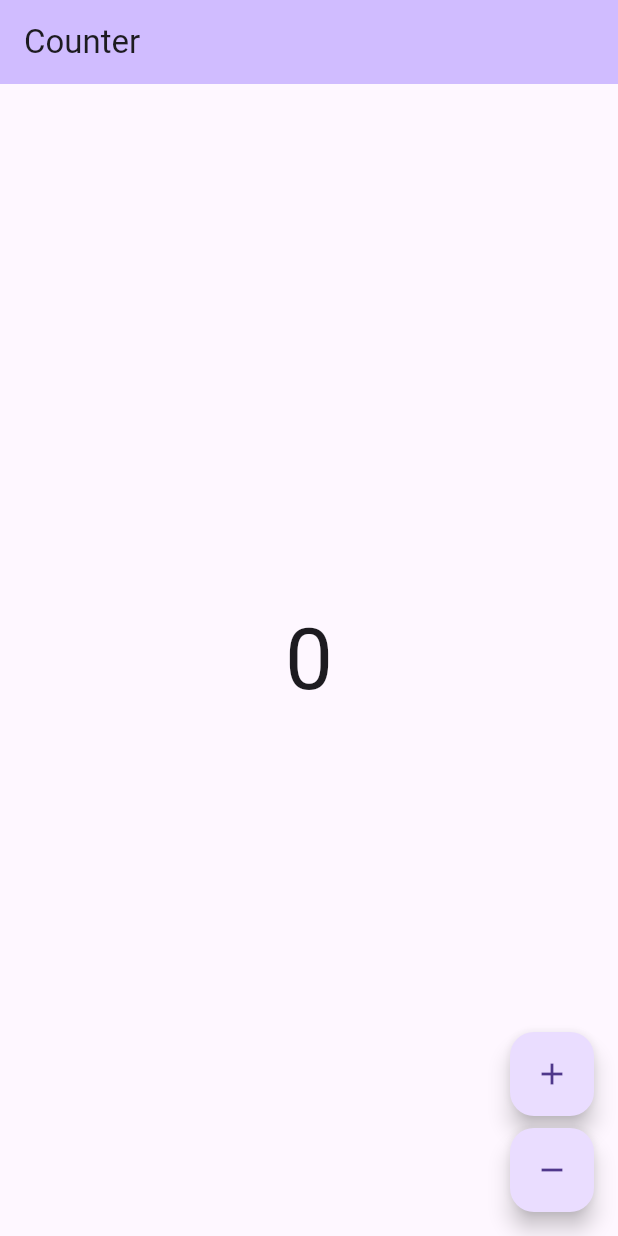
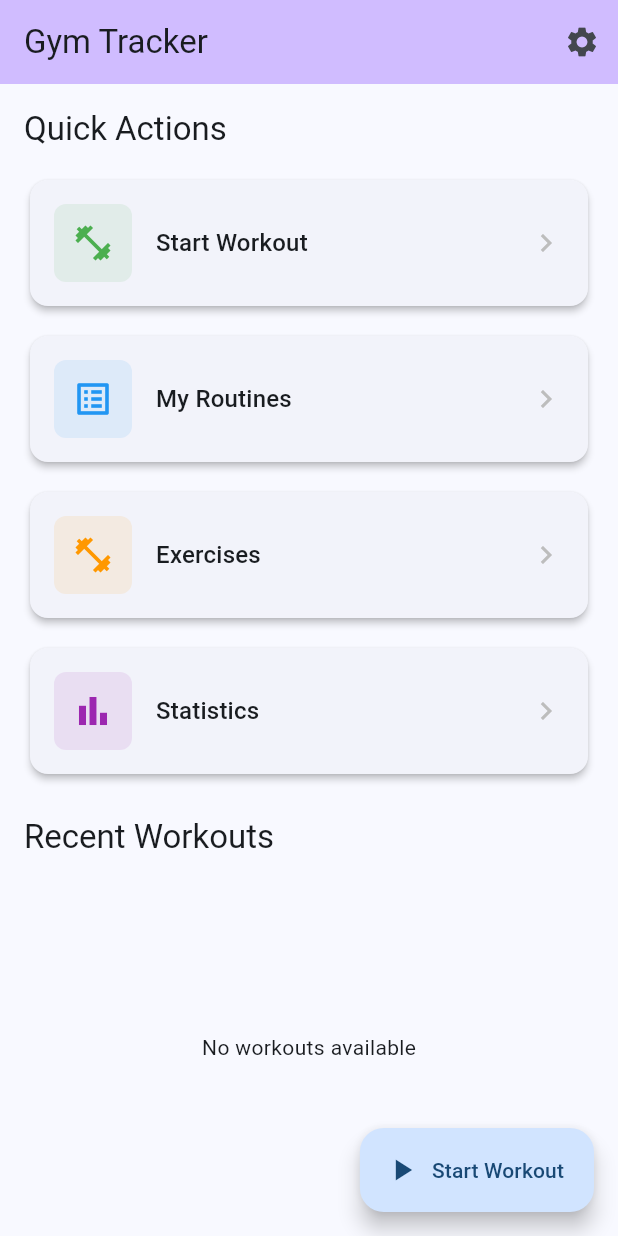
Before and after one commit to juancjr99/gym_tracker, a Flutter app: the screen it shows after launch, on a phone screen of 412 x 824 dp. Run offline on Flutter 3.47's test engine with Material 3 defaults, Android fonts, the phone set to English and light mode, and no system bars; our stand-ins replace bloc, equatable, floor, flutter_bloc, get_it, go_router and 2 more; accounts and stored records are empty; generated files the repository leaves out were written again.

Commit message:
Implement GoRouter navigation, add pages, and fix DI bootstrap initialization Implemented app navigation with GoRouter and integrated it into MaterialApp.router. Added central route definitions and parameter constants for type-safe routing. Created main router configuration (app_router.dart) with 9 routes: / (HomePage) /routines (RoutinesListPage) /routines/:id (RoutineDetailPage) /routines/create (CreateRoutinePage) /routines/:id/edit (Edit/CreateRoutinePage in edit mode) /workout/start/:routineId (StartWorkoutPage) /exercises (ExercisesPage) /settings (SettingsPage) /statistics (StatisticsPage) Added parameter names constants in route_params.dart and centralized route paths in app_routes.dart. Integrated GoRouter with a global navigator key and a custom error page (404). Converted app entry to use MaterialApp.router(routerConfig: AppRouter.router, ...) in app.dart. Implemented two functional presentation pages: HomePage (home_page.dart) — quick actions and recent workouts list wired to WorkoutBloc. RoutinesListPage (routines_list_page.dart) — routines list with CRUD actions, modal options, and integration with RoutineBloc. Added 6 placeholder pages to complete the navigation graph: RoutineDetailPage, CreateRoutinePage, StartWorkoutPage, ExercisesPage, SettingsPage, StatisticsPage (under lib/presentation/pages/...). Created barrel exports for pages and routes: pages.dart routes.dart Fixed DI/bootstrap initialization bug: Added WidgetsFlutterBinding.ensureInitialized() to bootstrap() in bootstrap.dart to ensure platform bindings are ready before configuring dependencies (prevents Floor/sqflite runtime error). Updated presentation exports to include pages: presentation.dart. Added comprehensive navigation documentation: navigation.md. Why:
Move from single-page setup to a declarative, testable navigation structure using GoRouter.
Keep routing paths and parameter names centralized to make navigation refactors safer and clearer.
Prevent runtime crash by initializing Flutter bindings before triggering DI code that accesses platform channels (e.g., creating the Floor database).
Files added/modified (high level):

Added: app_router.dart, app_routes.dart, route_params.dart, routes.dart
Modified: app.dart, presentation.dart, bootstrap.dart
Added pages: home_page.dart, routines_list_page.dart, routine_detail_page.dart, create_routine_page.dart, start_workout_page.dart, exercises_page.dart, settings_page.dart, statistics_page.dart, pages.dart
Docs: navigation.md

```diff
--- /dev/null
+++ b/lib/app/routes/app_router.dart
@@ -0,0 +1,118 @@
+import 'package:flutter/material.dart';
+import 'package:go_router/go_router.dart';
+import 'package:gym_tracker/app/routes/app_routes.dart';
+import 'package:gym_tracker/app/routes/route_params.dart';
+import 'package:gym_tracker/presentation/pages/exercises/exercises_page.dart';
+import 'package:gym_tracker/presentation/pages/home/home_page.dart';
+import 'package:gym_tracker/presentation/pages/routines/create_routine_page.dart';
+import 'package:gym_tracker/presentation/pages/routines/routine_detail_page.dart';
+import 'package:gym_tracker/presentation/pages/routines/routines_list_page.dart';
+import 'package:gym_tracker/presentation/pages/settings/settings_page.dart';
+import 'package:gym_tracker/presentation/pages/statistics/statistics_page.dart';
+import 'package:gym_tracker/presentation/pages/workout/start_workout_page.dart';
+
+/// Configuración del router de la aplicación usando GoRouter
+class AppRouter {
+  AppRouter._();
+
+  /// Clave global para el navegador
+  static final _rootNavigatorKey = GlobalKey<NavigatorState>();
+
+  /// Instancia singleton del router
+  static final GoRouter router = GoRouter(
+    navigatorKey: _rootNavigatorKey,
+    initialLocation: AppRoutes.home,
+    debugLogDiagnostics: true,
+    routes: [
+      // Ruta principal / Home
+      GoRoute(
+        path: AppRoutes.home,
+        name: 'home',
+        builder: (context, state) => const HomePage(),
+      ),
+
+      // Rutas de Rutinas
+      GoRoute(
+        path: AppRoutes.routines,
+        name: 'routines',
+        builder: (context, state) => const RoutinesListPage(),
+      ),
+      GoRoute(
+        path: AppRoutes.createRoutine,
+        name: 'create-routine',
+        builder: (context, state) => const CreateRoutinePage(),
+      ),
+      GoRoute(
+        path: AppRoutes.editRoutine,
+        name: 'edit-routine',
+        builder: (context, state) {
+          final id = state.pathParameters[RouteParams.id];
+          return CreateRoutinePage(routineId: id);
+        },
+      ),
+      GoRoute(
+        path: AppRoutes.routineDetail,
+        name: 'routine-detail',
+        builder: (context, state) {
+          final id = state.pathParameters[RouteParams.id]!;
+          return RoutineDetailPage(routineId: id);
+        },
+      ),
+
+      // Rutas de Entrenamientos
+      GoRoute(
+        path: AppRoutes.startWorkout,
+        name: 'start-workout',
+        builder: (context, state) {
+          final routineId = state.pathParameters[RouteParams.routineId]!;
+          return StartWorkoutPage(routineId: routineId);
+        },
+      ),
+
+      // Rutas de Ejercicios
+      GoRoute(
+        path: AppRoutes.exercises,
+        name: 'exercises',
+        builder: (context, state) => const ExercisesPage(),
+      ),
+
+      // Rutas de Configuración
+      GoRoute(
+        path: AppRoutes.settings,
+        name: 'settings',
+        builder: (context, state) => const SettingsPage(),
+      ),
+
+      // Rutas de Estadísticas
+      GoRoute(
+        path: AppRoutes.statistics,
+        name: 'statistics',
+        builder: (context, state) => const StatisticsPage(),
+      ),
+    ],
+
+    // Manejo de errores de navegación
+    errorBuilder: (context, state) => Scaffold(
+      appBar: AppBar(
+        title: const Text('Error'),
+      ),
+      body: Center(
+        child: Column(
+          mainAxisAlignment: MainAxisAlignment.center,
+          children: [
+            const Icon(Icons.error_outline, size: 64, color: Colors.red),
+            const SizedBox(height: 16),
+            const Text('Page not found'),
+            const SizedBox(height: 8),
+            Text('Path: ${state.uri.path}'),
+            const SizedBox(height: 24),
+            ElevatedButton(
+              onPressed: () => context.go(AppRoutes.home),
+              child: const Text('Go Home'),
+            ),
+          ],
+        ),
+      ),
+    ),
+  );
+}
--- /dev/null
+++ b/lib/app/routes/app_routes.dart
@@ -0,0 +1,32 @@
+/// Nombres de las rutas de la aplicación
+class AppRoutes {
+  // Private constructor para evitar instanciación
+  AppRoutes._();
+
+  // Ruta raíz / home
+  static const String home = '/';
+
+  // Rutas de rutinas
+  static const String routines = '/routines';
+  static const String routineDetail = '/routines/:id';
+  static const String createRoutine = '/routines/create';
+  static const String editRoutine = '/routines/:id/edit';
+
+  // Rutas de entrenamientos
+  static const String workouts = '/workouts';
+  static const String workoutDetail = '/workouts/:id';
+  static const String activeWorkout = '/workout/active';
+  static const String startWorkout = '/workout/start/:routineId';
+
+  // Rutas de ejercicios
+  static const String exercises = '/exercises';
+  static const String exerciseDetail = '/exercises/:id';
+  static const String createExercise = '/exercises/create';
+
+  // Rutas de configuración
+  static const String settings = '/settings';
+
+  // Rutas de estadísticas
+  static const String statistics = '/statistics';
+  static const String exerciseStats = '/statistics/exercise/:id';
+}
--- /dev/null
+++ b/lib/app/routes/route_params.dart
@@ -0,0 +1,13 @@
+/// Nombres de parámetros usados en las rutas
+class RouteParams {
+  RouteParams._();
+
+  // Parámetros de path
+  static const String id = 'id';
+  static const String routineId = 'routineId';
+  static const String exerciseId = 'exerciseId';
+
+  // Query params
+  static const String returnToHome = 'returnToHome';
+  static const String selectedDate = 'selectedDate';
+}
--- /dev/null
+++ b/lib/app/routes/routes.dart
@@ -0,0 +1,4 @@
+/// Exports de rutas de la aplicación
+export 'app_router.dart';
+export 'app_routes.dart';
+export 'route_params.dart';
--- a/lib/app/view/app.dart
+++ b/lib/app/view/app.dart
@@ -1,5 +1,5 @@
 import 'package:flutter/material.dart';
-import 'package:gym_tracker/counter/counter.dart';
+import 'package:gym_tracker/app/routes/app_router.dart';
 import 'package:gym_tracker/l10n/arb/app_localizations.dart';
 
 class App extends StatelessWidget {
@@ -7,16 +7,17 @@ class App extends StatelessWidget {
 
   @override
   Widget build(BuildContext context) {
-    return MaterialApp(
+    return MaterialApp.router(
+      routerConfig: AppRouter.router,
       theme: ThemeData(
         appBarTheme: AppBarTheme(
           backgroundColor: Theme.of(context).colorScheme.inversePrimary,
         ),
         useMaterial3: true,
+        colorScheme: ColorScheme.fromSeed(seedColor: Colors.blue),
       ),
       localizationsDelegates: AppLocalizations.localizationsDelegates,
       supportedLocales: AppLocalizations.supportedLocales,
-      home: const CounterPage(),
     );
   }
 }
--- a/lib/bootstrap.dart
+++ b/lib/bootstrap.dart
@@ -22,6 +22,9 @@ class AppBlocObserver extends BlocObserver {
 }
 
 Future<void> bootstrap(FutureOr<Widget> Function() builder) async {
+  // Inicializar bindings de Flutter ANTES de cualquier otra cosa
+  WidgetsFlutterBinding.ensureInitialized();
+
   FlutterError.onError = (details) {
     log(details.exceptionAsString(), stackTrace: details.stack);
   };
--- /dev/null
+++ b/lib/presentation/pages/home/home_page.dart
@@ -0,0 +1,170 @@
+import 'package:flutter/material.dart';
+import 'package:flutter_bloc/flutter_bloc.dart';
+import 'package:go_router/go_router.dart';
+import 'package:gym_tracker/app/routes/app_routes.dart';
+import 'package:gym_tracker/injection/injection.dart';
+import 'package:gym_tracker/presentation/presentation.dart';
+
+/// Página principal / Dashboard de la aplicación
+class HomePage extends StatelessWidget {
+  const HomePage({super.key});
+
+  @override
+  Widget build(BuildContext context) {
+    return Scaffold(
+      appBar: AppBar(
+        title: const Text('Gym Tracker'),
+        actions: [
+          IconButton(
+            icon: const Icon(Icons.settings),
+            onPressed: () => context.push(AppRoutes.settings),
+          ),
+        ],
+      ),
+      body: Padding(
+        padding: const EdgeInsets.all(16),
+        child: Column(
+          crossAxisAlignment: CrossAxisAlignment.stretch,
+          children: [
+            // Quick actions
+            Text(
+              'Quick Actions',
+              style: Theme.of(context).textTheme.titleLarge,
+            ),
+            const SizedBox(height: 16),
+            _QuickActionCard(
+              title: 'Start Workout',
+              icon: Icons.fitness_center,
+              color: Colors.green,
+              onTap: () => context.push(AppRoutes.routines),
+            ),
+            const SizedBox(height: 12),
+            _QuickActionCard(
+              title: 'My Routines',
+              icon: Icons.list_alt,
+              color: Colors.blue,
+              onTap: () => context.push(AppRoutes.routines),
+            ),
+            const SizedBox(height: 12),
+            _QuickActionCard(
+              title: 'Exercises',
+              icon: Icons.fitness_center,
+              color: Colors.orange,
+              onTap: () => context.push(AppRoutes.exercises),
+            ),
+            const SizedBox(height: 12),
+            _QuickActionCard(
+              title: 'Statistics',
+              icon: Icons.bar_chart,
+              color: Colors.purple,
+              onTap: () => context.push(AppRoutes.statistics),
+            ),
+            const SizedBox(height: 24),
+            // Recent workouts section
+            Text(
+              'Recent Workouts',
+              style: Theme.of(context).textTheme.titleLarge,
+            ),
+            const SizedBox(height: 16),
+            Expanded(
+              child: BlocProvider(
+                create: (_) => getIt<WorkoutBloc>()..add(const LoadWorkouts()),
+                child: BlocBuilder<WorkoutBloc, WorkoutState>(
+                  builder: (context, state) {
+                    if (state is WorkoutLoading) {
+                      return const Center(child: CircularProgressIndicator());
+                    }
+                    if (state is WorkoutLoaded) {
+                      if (state.workouts.isEmpty) {
+                        return const Center(
+                          child: Text('No workouts yet. Start your first one!'),
+                        );
+                      }
+                      return ListView.builder(
+                        itemCount: state.workouts.length > 5
+                            ? 5
+                            : state.workouts.length,
+                        itemBuilder: (context, index) {
+                          final workout = state.workouts[index];
+                          return ListTile(
+                            leading: const Icon(Icons.fitness_center),
+                            title: Text('Workout'),
+                            subtitle: Text(
+                              workout.startTime != null
+                                  ? '${workout.startTime.toString().split('.')[0]}'
+                                  : workout.date.toString().split(' ')[0],
+                            ),
+                            trailing: const Icon(Icons.chevron_right),
+                            onTap: () => context.push(
+                              AppRoutes.workoutDetail.replaceAll(
+                                ':id',
+                                workout.id,
+                              ),
+                            ),
+                          );
+                        },
+                      );
+                    }
+                    return const Center(child: Text('No workouts available'));
+                  },
+                ),
+              ),
+            ),
+          ],
+        ),
+      ),
+      floatingActionButton: FloatingActionButton.extended(
+        onPressed: () => context.push(AppRoutes.routines),
+        icon: const Icon(Icons.play_arrow),
+        label: const Text('Start Workout'),
+      ),
+    );
+  }
+}
+
+class _QuickActionCard extends StatelessWidget {
+  const _QuickActionCard({
+    required this.title,
+    required this.icon,
+    required this.color,
+    required this.onTap,
+  });
+
+  final String title;
+  final IconData icon;
+  final Color color;
+  final VoidCallback onTap;
+
+  @override
+  Widget build(BuildContext context) {
+    return Card(
+      elevation: 2,
+      child: InkWell(
+        onTap: onTap,
+        borderRadius: BorderRadius.circular(12),
+        child: Padding(
+          padding: const EdgeInsets.all(16),
+          child: Row(
+            children: [
+              Container(
+                padding: const EdgeInsets.all(12),
+                decoration: BoxDecoration(
+                  color: color.withOpacity(0.1),
+                  borderRadius: BorderRadius.circular(8),
+                ),
+                child: Icon(icon, color: color, size: 28),
+              ),
+              const SizedBox(width: 16),
+              Text(
+                title,
+                style: Theme.of(context).textTheme.titleMedium,
+              ),
+              const Spacer(),
+              Icon(Icons.chevron_right, color: Colors.grey[400]),
+            ],
+          ),
+        ),
+      ),
+    );
+  }
+}
--- /dev/null
+++ b/lib/presentation/pages/pages.dart
@@ -0,0 +1,9 @@
+/// Exports de todas las páginas de la aplicación
+export 'exercises/exercises_page.dart';
+export 'home/home_page.dart';
+export 'routines/create_routine_page.dart';
+export 'routines/routine_detail_page.dart';
+export 'routines/routines_list_page.dart';
+export 'settings/settings_page.dart';
+export 'statistics/statistics_page.dart';
+export 'workout/start_workout_page.dart';
--- a/lib/presentation/presentation.dart
+++ b/lib/presentation/presentation.dart
@@ -2,3 +2,6 @@
 export 'bloc/exercise/exercise.dart';
 export 'bloc/routine/routine.dart';
 export 'bloc/workout/workout.dart';
+
+/// Exports de todas las páginas
+export 'pages/pages.dart';
```
Also changed, not shown: lib/presentation/pages/exercises/exercises_page.dart (added, +27 -0 lines), lib/presentation/pages/routines/create_routine_page.dart (added, +31 -0 lines), lib/presentation/pages/routines/routine_detail_page.dart (added, +29 -0 lines), lib/presentation/pages/routines/routines_list_page.dart (added, +220 -0 lines), lib/presentation/pages/settings/settings_page.dart (added, +27 -0 lines), lib/presentation/pages/statistics/statistics_page.dart (added, +27 -0 lines), lib/presentation/pages/workout/start_workout_page.dart (added, +29 -0 lines), 1 other file.
